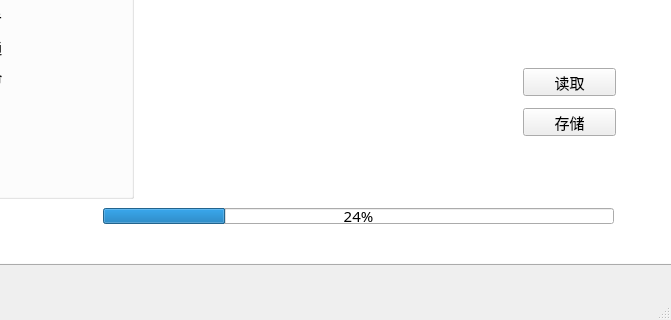
First picture: the form in data/test.ui, repository gaofrank1986/gmi15, before the edit; both pictures show x 599 to 1270 and y 184 to 504 of the 1270 by 504 pixel window.
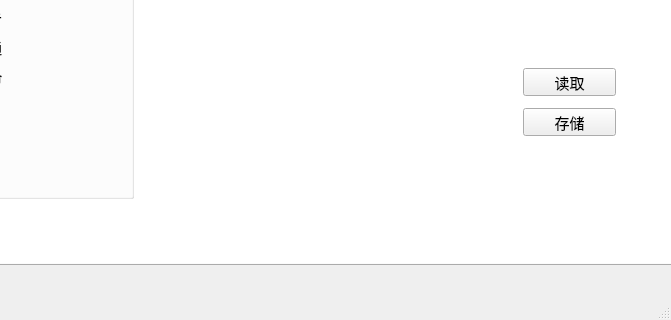
Second picture: the form after the edit. The open tabs and pages were chosen to show the change. Icons and pictures are not drawn.

Diff of the .ui file:
```diff
--- a/data/test.ui
+++ b/data/test.ui
@@ -723,19 +723,6 @@
        <string notr="true">background: url(./data/bg.png);	</string>
       </property>
      </widget>
-     <widget class="QProgressBar" name="progressBar">
-      <property name="geometry">
-       <rect>
-        <x>700</x>
-        <y>390</y>
-        <width>511</width>
-        <height>16</height>
-       </rect>
-      </property>
-      <property name="value">
-       <number>24</number>
-      </property>
-     </widget>
      <zorder>graphicsView_2</zorder>
      <zorder>groupBox</zorder>
      <zorder>groupBox_2</zorder>
```
Left out of the diff: 5 changed lines with no effect on the pictures.
